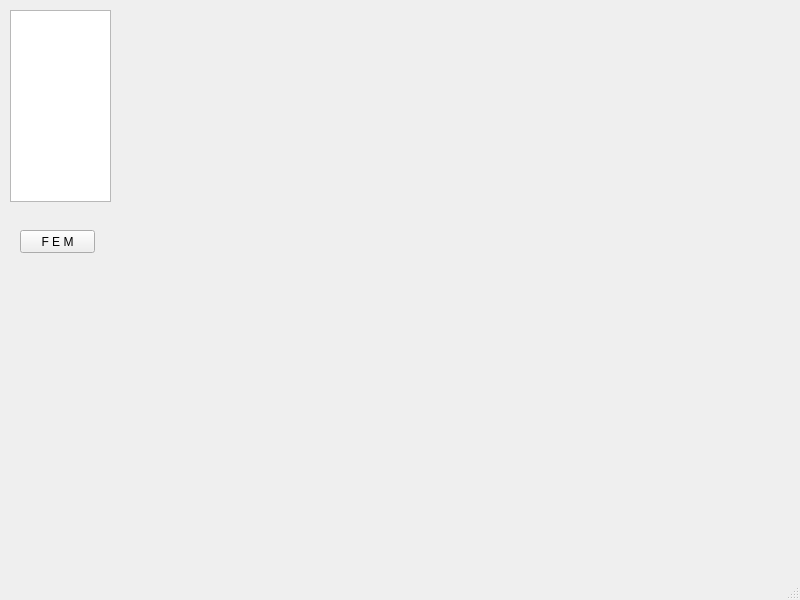
JayJoeAy/jjff, file BDwindow.ui: the form before one commit.
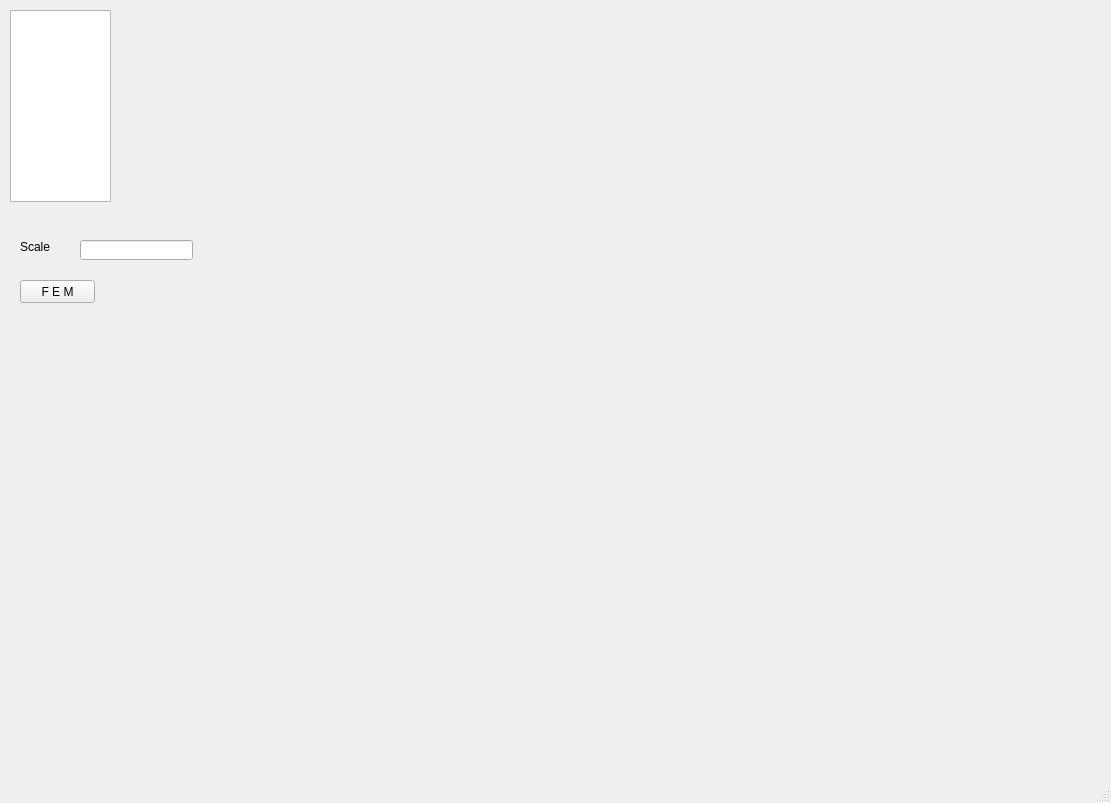
The form after the commit.

Commit message: in this version of software now plot for each cylinder is done in a separate figure which you need to input an enter in cmd to change each one.

Diff of the .ui file:
```diff
--- a/BDwindow.ui
+++ b/BDwindow.ui
@@ -6,8 +6,8 @@
    <rect>
     <x>0</x>
     <y>0</y>
-    <width>800</width>
-    <height>600</height>
+    <width>1111</width>
+    <height>803</height>
    </rect>
   </property>
   <property name="windowTitle">
@@ -18,7 +18,7 @@
     <property name="geometry">
      <rect>
       <x>20</x>
-      <y>230</y>
+      <y>280</y>
       <width>75</width>
       <height>23</height>
      </rect>
@@ -32,8 +32,8 @@
      <rect>
       <x>300</x>
       <y>30</y>
-      <width>461</width>
-      <height>501</height>
+      <width>791</width>
+      <height>711</height>
      </rect>
     </property>
     <property name="sizePolicy">
@@ -54,6 +54,29 @@
      </rect>
     </property>
    </widget>
+   <widget class="QLineEdit" name="lineEdit">
+    <property name="geometry">
+     <rect>
+      <x>80</x>
+      <y>240</y>
+      <width>113</width>
+      <height>20</height>
+     </rect>
+    </property>
+   </widget>
+   <widget class="QLabel" name="label">
+    <property name="geometry">
+     <rect>
+      <x>20</x>
+      <y>240</y>
+      <width>47</width>
+      <height>13</height>
+     </rect>
+    </property>
+    <property name="text">
+     <string>Scale</string>
+    </property>
+   </widget>
   </widget>
   <widget class="QMenuBar" name="menubar">
    <property name="geometry">
```
Left out of the diff: 4 changed lines with no effect on the pictures. The commit also changes 1 other file.
